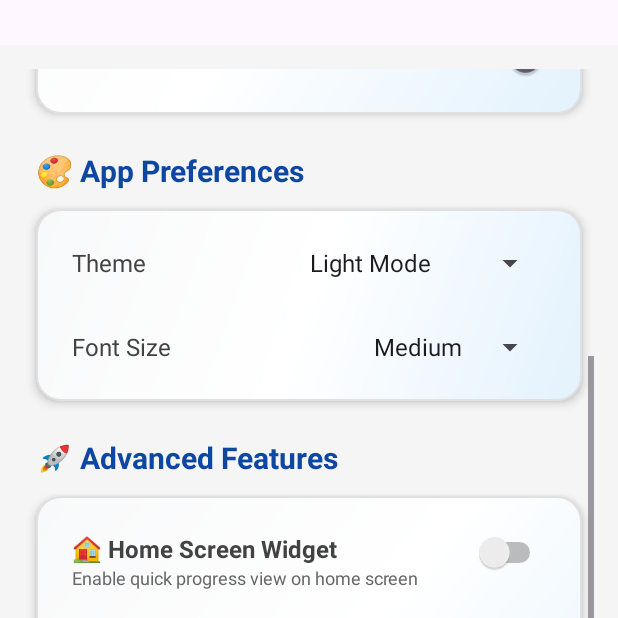
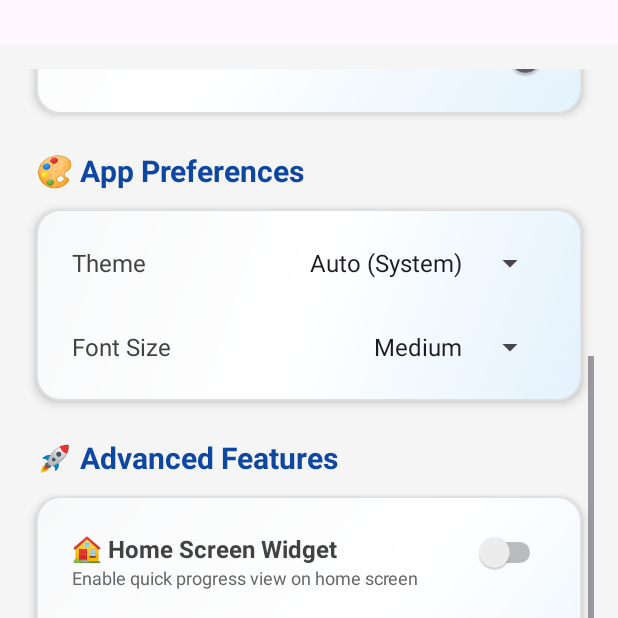
Before and after one commit to Danindu-Chamoth/Wellness, an Android app: the screen it shows after launch (MainActivity), item 4 of the bottom bar chosen, scrolled down 482 dp, on a phone screen of 412 x 824 dp, the top half of it. Run offline under Robolectric (Android 15) with nearby library versions, the phone set to English and light mode, and no system bars; libraries missing offline, so code that uses them is left out: com.github.mikephil.charting; 21 statements that could not run were skipped.

Commit message:
add some

```diff
--- a/app/src/main/java/com/example/wellness/activities/MainActivity.kt
+++ b/app/src/main/java/com/example/wellness/activities/MainActivity.kt
@@ -9,6 +9,7 @@ import com.example.wellness.fragments.DashboardFragment
 import com.example.wellness.fragments.HabitsFragment
 import com.example.wellness.fragments.MoodsFragment
 import com.example.wellness.fragments.SettingsFragment
+import com.example.wellness.utils.ThemeManager
 import com.google.android.material.bottomnavigation.BottomNavigationView
 
 class MainActivity : AppCompatActivity() {
@@ -16,6 +17,9 @@ class MainActivity : AppCompatActivity() {
     lateinit var bottomNavigationView: BottomNavigationView
 
     override fun onCreate(savedInstanceState: Bundle?) {
+        // Apply theme before calling super.onCreate()
+        ThemeManager.applyTheme(this)
+
         super.onCreate(savedInstanceState)
         enableEdgeToEdge()
         setContentView(R.layout.activity_main)
--- a/app/src/main/java/com/example/wellness/fragments/SettingsFragment.kt
+++ b/app/src/main/java/com/example/wellness/fragments/SettingsFragment.kt
@@ -12,6 +12,7 @@ import androidx.appcompat.app.AlertDialog
 import androidx.fragment.app.Fragment
 import com.example.wellness.R
 import com.example.wellness.services.HydrationReminderService
+import com.example.wellness.utils.ThemeManager
 
 class SettingsFragment : Fragment() {
 
@@ -96,8 +97,8 @@ class SettingsFragment : Fragment() {
         switchNotificationSound.isChecked = sharedPreferences.getBoolean("notification_sound", true)
         switchVibration.isChecked = sharedPreferences.getBoolean("vibration_enabled", true)
 
-        // Load app preferences
-        spinnerTheme.setSelection(sharedPreferences.getInt("theme", 0)) // Default: Light Mode
+        // Load app preferences - use ThemeManager to get current theme
+        spinnerTheme.setSelection(ThemeManager.getCurrentTheme(requireContext()))
         spinnerFontSize.setSelection(sharedPreferences.getInt("font_size", 1)) // Default: Medium
 
         // Load advanced features
@@ -145,11 +146,21 @@ class SettingsFragment : Fragment() {
             showToast("Vibration ${if (isChecked) "enabled" else "disabled"}")
         }
 
-        // App Preferences
+        // App Preferences - Updated theme listener
         spinnerTheme.onItemSelectedListener = object : AdapterView.OnItemSelectedListener {
             override fun onItemSelected(parent: AdapterView<*>, view: View?, position: Int, id: Long) {
-                sharedPreferences.edit().putInt("theme", position).apply()
-                showToast("Theme setting saved - restart app to see changes")
+                // Only apply theme if it's different from current selection
+                val currentTheme = ThemeManager.getCurrentTheme(requireContext())
+                if (position != currentTheme) {
+                    // Set the new theme using ThemeManager
+                    ThemeManager.setTheme(requireContext(), position)
+
+                    val themeNames = arrayOf("Light Mode", "Dark Mode", "System Default")
+                    showToast("Theme changed to ${themeNames[position]}")
+
+                    // Recreate activity to apply theme immediately
+                    requireActivity().recreate()
+                }
             }
             override fun onNothingSelected(parent: AdapterView<*>) {}
         }
--- /dev/null
+++ b/app/src/main/java/com/example/wellness/utils/ThemeManager.kt
@@ -0,0 +1,36 @@
+package com.example.wellness.utils
+
+import android.content.Context
+import android.content.SharedPreferences
+import androidx.appcompat.app.AppCompatDelegate
+
+object ThemeManager {
+    private const val PREF_NAME = "wellness_settings"
+    private const val THEME_KEY = "theme"
+
+    const val THEME_LIGHT = 0
+    const val THEME_DARK = 1
+    const val THEME_SYSTEM = 2
+
+    fun applyTheme(context: Context) {
+        val sharedPreferences = context.getSharedPreferences(PREF_NAME, Context.MODE_PRIVATE)
+        val themeMode = sharedPreferences.getInt(THEME_KEY, THEME_SYSTEM)
+
+        when (themeMode) {
+            THEME_LIGHT -> AppCompatDelegate.setDefaultNightMode(AppCompatDelegate.MODE_NIGHT_NO)
+            THEME_DARK -> AppCompatDelegate.setDefaultNightMode(AppCompatDelegate.MODE_NIGHT_YES)
+            THEME_SYSTEM -> AppCompatDelegate.setDefaultNightMode(AppCompatDelegate.MODE_NIGHT_FOLLOW_SYSTEM)
+        }
+    }
+
+    fun setTheme(context: Context, themeMode: Int) {
+        val sharedPreferences = context.getSharedPreferences(PREF_NAME, Context.MODE_PRIVATE)
+        sharedPreferences.edit().putInt(THEME_KEY, themeMode).apply()
+        applyTheme(context)
+    }
+
+    fun getCurrentTheme(context: Context): Int {
+        val sharedPreferences = context.getSharedPreferences(PREF_NAME, Context.MODE_PRIVATE)
+        return sharedPreferences.getInt(THEME_KEY, THEME_SYSTEM)
+    }
+}
```
Also changed, not shown: app/src/main/res/values/colors_dark.xml (added, +11 -0 lines).
